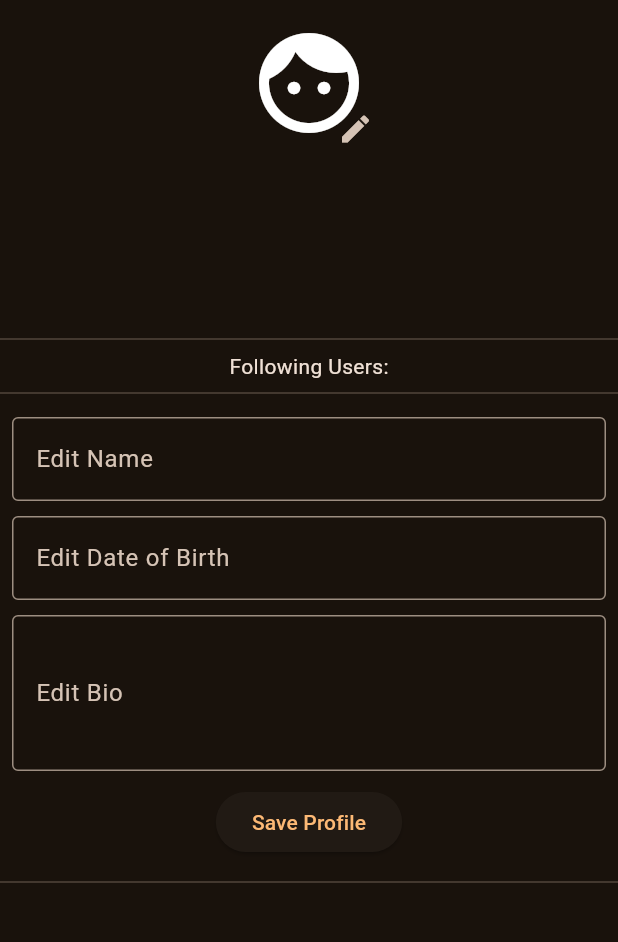
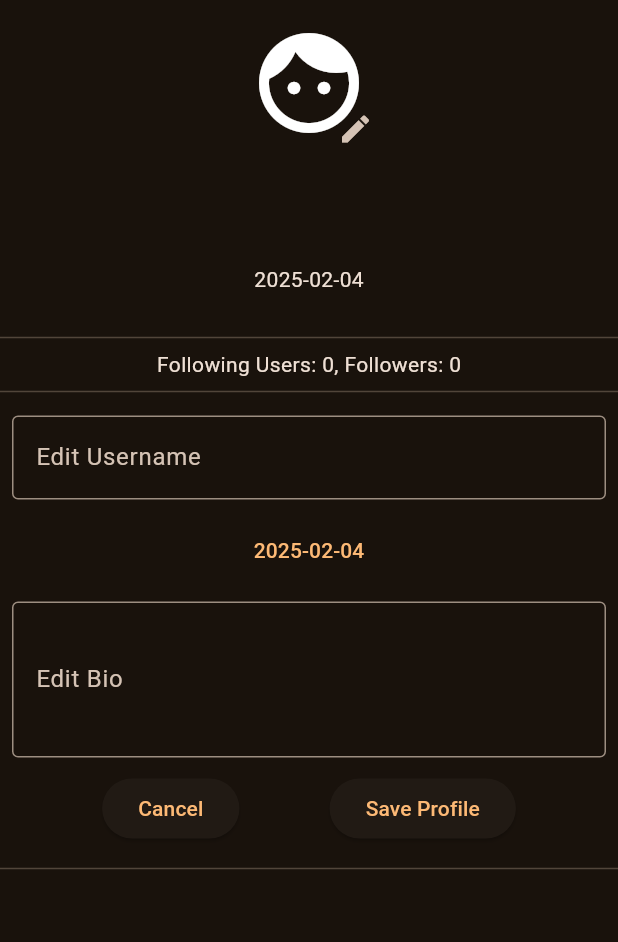
Before and after one commit to CROztk/CROztk.github.io, a Flutter app: the MyProfilePageMobile screen opened by its route, after a tap on "Edit Profile", on a phone screen of 412 x 824 dp, the part 84-1026 px from its top. Run offline on Flutter 3.47's test engine with Material 3 defaults, Android fonts, the light colour scheme and no system bars; our stand-ins replace cloud_firestore, firebase_auth, firebase_core, firebase_storage, image_picker; accounts and stored records are empty; network calls fail.

Commit message:
following system fixes, post liking system, major improvements

```diff
--- a/social/lib/Mobile/profile_page_m.dart
+++ b/social/lib/Mobile/profile_page_m.dart
@@ -1,7 +1,9 @@
 import 'package:cloud_firestore/cloud_firestore.dart';
 import 'package:firebase_auth/firebase_auth.dart';
 import 'package:flutter/material.dart';
+import 'package:flutter/services.dart';
 import 'package:social/components/my_appbar.dart';
+import 'package:social/components/my_textfield.dart';
 import 'package:social/database/firestore.dart';
 import 'package:social/database/storage.dart';
 
@@ -19,14 +21,32 @@ class _MyProfilePageMobileState extends State<MyProfilePageMobile> {
 
   TextEditingController bioController = TextEditingController();
   TextEditingController nameController = TextEditingController();
-  TextEditingController dobController = TextEditingController();
+  Timestamp dobTimestamp = Timestamp.now();
   bool isEditing = false;
 
-  Future<DocumentSnapshot<Map<String, dynamic>>> getUserDetails() async {
-    return await FirebaseFirestore.instance
+  // all user information fields
+  // username, email, dob, bio, following, followers
+  String username = '';
+  String email = '';
+  String dob = '';
+  String bio = '';
+  List<String> following = [];
+  List<String> followers = [];
+
+  // Fetch the user details from Firestore
+  Future<DocumentSnapshot<Map<String, dynamic>>> loadUserDetails() async {
+    final userDetails = await FirebaseFirestore.instance
         .collection('users')
         .doc(currentUser!.email)
         .get();
+    // set the user details
+    username = userDetails['username'];
+    email = userDetails['email'];
+    dob = userDetails['dob'].toString().substring(0, 10);
+    bio = userDetails['bio'];
+    following = List<String>.from(userDetails['following'] ?? []);
+    followers = List<String>.from(userDetails['followers'] ?? []);
+    return userDetails;
   }
 
   // Fetch the list of users being followed by the current user
@@ -62,7 +82,7 @@ class _MyProfilePageMobileState extends State<MyProfilePageMobile> {
         .update({
       'bio': bioController.text,
       'username': nameController.text,
-      'dob': dobController.text,
+      'dob': dobTimestamp,
     });
 
     ScaffoldMessenger.of(context).showSnackBar(
@@ -79,7 +99,7 @@ class _MyProfilePageMobileState extends State<MyProfilePageMobile> {
     return Scaffold(
       appBar: MyAppbar(title: "Profile"),
       body: FutureBuilder(
-        future: getUserDetails(),
+        future: loadUserDetails(),
         builder: (context, snapshot) {
           if (snapshot.connectionState == ConnectionState.waiting) {
             return const Center(child: CircularProgressIndicator());
@@ -97,7 +117,7 @@ class _MyProfilePageMobileState extends State<MyProfilePageMobile> {
             Map<String, dynamic>? user = snapshot.data!.data();
             nameController.text = user?['username'] ?? '';
             bioController.text = user?['bio'] ?? '';
-            dobController.text = user?['dob'] ?? '';
+            dobTimestamp = user?['dob'] ?? Timestamp.now();
 
             return Center(
               child: Column(
@@ -137,13 +157,13 @@ class _MyProfilePageMobileState extends State<MyProfilePageMobile> {
                     ],
                   ),
                   Text(
-                    user!["username"],
+                    username,
                     style: const TextStyle(
                         fontSize: 32, fontWeight: FontWeight.bold),
                   ),
-                  Text(user["email"]),
-                  Text(user["dob"] ?? "No birth date provided"),
-                  Text(user["bio"] ?? "No bio available"),
+                  Text(email),
+                  Text(dobTimestamp.toDate().toString().substring(0, 10)),
+                  Text(bio),
                   const Divider(),
 
                   // Display the list of followed users
@@ -158,13 +178,10 @@ class _MyProfilePageMobileState extends State<MyProfilePageMobile> {
                         return const Text("Error fetching followed users.");
                       }
                       if (followingSnapshot.hasData) {
-                        List<String> followedUsers = followingSnapshot.data!;
                         return Column(
                           children: [
-                            const Text("Following Users:"),
-                            for (var followedUser in followedUsers)
-                              Text(
-                                  followedUser), // Displaying followed user's email or username
+                            Text(
+                                "Following Users: ${following.length}, Followers: ${followers.length}"), // Displaying number of followed users
                           ],
                         );
                       }
@@ -181,27 +198,35 @@ class _MyProfilePageMobileState extends State<MyProfilePageMobile> {
                         });
                       },
                       child: const Text("Edit Profile"),
-                    ),
-                  if (isEditing)
+                    )
+                  else
                     Padding(
                       padding: const EdgeInsets.all(8.0),
                       child: Column(
                         children: [
-                          TextFormField(
-                            controller: nameController,
-                            decoration: const InputDecoration(
-                              labelText: 'Edit Name',
-                              border: OutlineInputBorder(),
-                            ),
-                          ),
+                          MyTextfield(
+                              text: "Edit Username",
+                              obscureText: false,
+                              controller: nameController),
                           const SizedBox(height: 10),
-                          TextFormField(
-                            controller: dobController,
-                            decoration: const InputDecoration(
-                              labelText: 'Edit Date of Birth',
-                              border: OutlineInputBorder(),
-                            ),
-                          ),
+                          TextButton(
+                              onPressed: () {
+                                showDatePicker(
+                                  context: context,
+                                  initialDate:
+                                      DateTime(DateTime.now().year - 18),
+                                  firstDate: DateTime(1900),
+                                  lastDate: DateTime(DateTime.now().year - 18),
+                                ).then((value) {
+                                  if (value != null) {
+                                    dobTimestamp = Timestamp.fromDate(value);
+                                  }
+                                });
+                              },
+                              child: Text(dobTimestamp
+                                  .toDate()
+                                  .toString()
+                                  .substring(0, 10))),
                           const SizedBox(height: 10),
                           TextFormField(
                             controller: bioController,
@@ -212,16 +237,28 @@ class _MyProfilePageMobileState extends State<MyProfilePageMobile> {
                             ),
                           ),
                           const SizedBox(height: 10),
-                          ElevatedButton(
-                            onPressed: _saveProfile,
-                            child: const Text("Save Profile"),
+                          Row(
+                            mainAxisAlignment: MainAxisAlignment.spaceEvenly,
+                            children: [
+                              ElevatedButton(
+                                  onPressed: () {
+                                    setState(() {
+                                      isEditing = false;
+                                    });
+                                  },
+                                  child: const Text("Cancel")),
+                              ElevatedButton(
+                                onPressed: _saveProfile,
+                                child: const Text("Save Profile"),
+                              ),
+                            ],
                           ),
                         ],
                       ),
                     ),
                   const Divider(),
                   StreamBuilder(
-                    stream: fireStore.getPosts(),
+                    stream: fireStore.getUserPosts(email),
                     builder: (context, snapshot) {
                       if (snapshot.connectionState == ConnectionState.waiting) {
                         return const Center(child: CircularProgressIndicator());
@@ -243,7 +280,7 @@ class _MyProfilePageMobileState extends State<MyProfilePageMobile> {
                               Timestamp timestamp = posts[index]["timestamp"];
                               String username = posts[index]["username"];
                               String message = posts[index]["message"];
-                              if (user["username"] != username) {
+                              if (username != username) {
                                 return const SizedBox();
                               }
                               return ListTile(
--- a/social/lib/main.dart
+++ b/social/lib/main.dart
@@ -36,7 +36,7 @@ class MyApp extends StatelessWidget {
           routes: {
             "/home": (context) => const MyMainPageMobile(),
             "/profile": (context) => MyProfilePageMobile(),
-            "/users": (context) => const MyUsersPageMobile(),
+            "/users": (context) => MyUsersPageMobile(),
           },
         );
       },
```
Also changed, not shown: social/lib/Mobile/main_page_m.dart (+2 -29 lines), social/lib/Mobile/users_page_m.dart (+28 -106 lines), social/lib/components/my_text_post.dart (added, +101 -0 lines), social/lib/components/my_user_card.dart (added, +237 -0 lines), social/lib/database/firestore.dart (+22 -0 lines).
